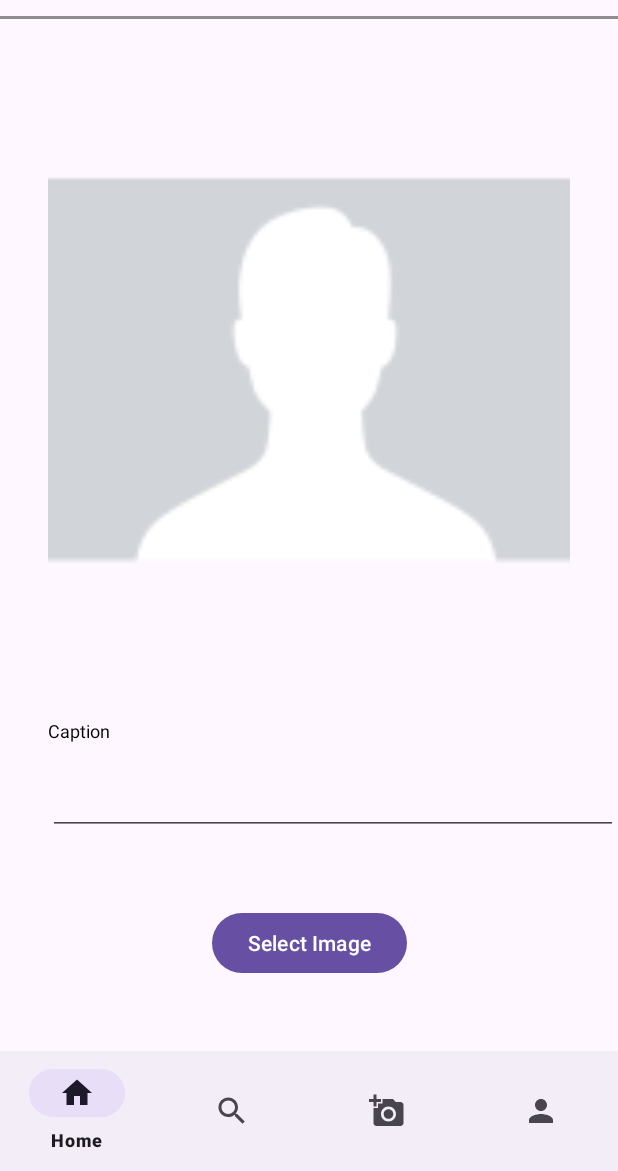
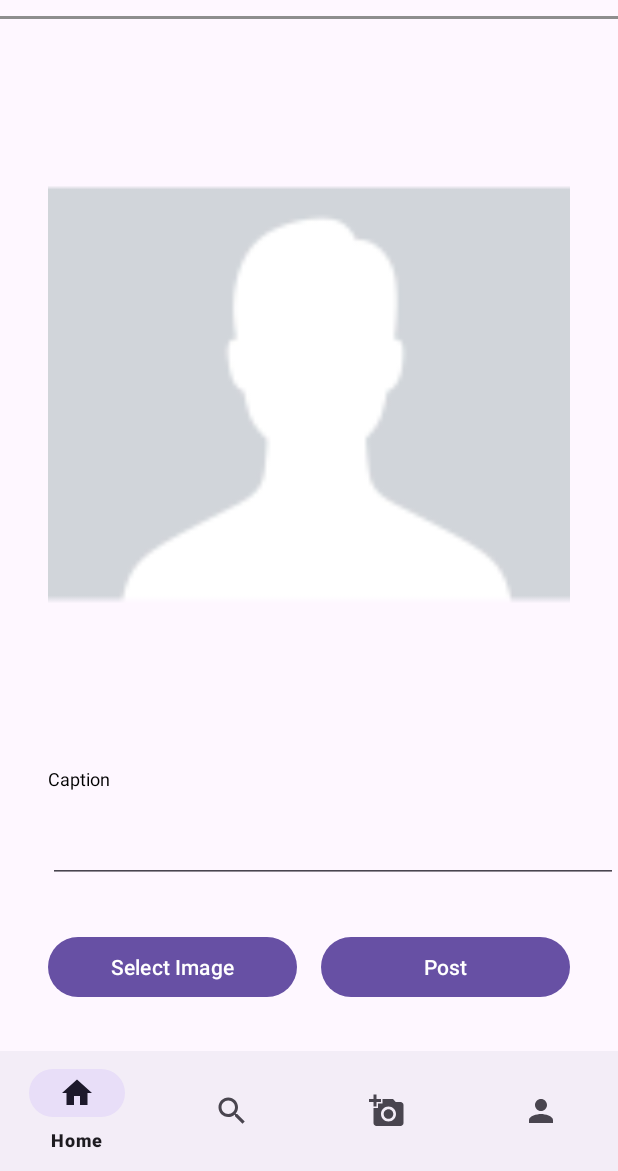
Before and after one commit to stym-rj/Social-Media-App, an Android app: the fragment FragmentPost placed in its activity, on a phone screen of 412 x 824 dp, the part 65-1236 px from its top. Run offline under Robolectric (Android 15) with nearby library versions, the phone set to English and light mode, and no system bars; our stand-ins replace Firebase (no records; nobody signed in at launch, a user with empty details on screens opened directly).

Commit message:
done with MainActivity Post Fragment Backend. Fixed: Post class does not define a no-argument construction

```diff
--- a/app/src/main/java/com/example/data/Post.kt
+++ b/app/src/main/java/com/example/data/Post.kt
@@ -1,7 +1,7 @@
 package com.example.data
 
 data class Post(
-    val imageUrl: String,
+    val imageUrl: String = "",
     val caption: String = "",
     val likes: MutableList<String> = mutableListOf()
 )
--- a/app/src/main/java/com/example/data/User.kt
+++ b/app/src/main/java/com/example/data/User.kt
@@ -7,5 +7,5 @@ data class User (
     var followings: MutableList<String> = mutableListOf(),
     var followers: MutableList<String> = mutableListOf(),
     var profilePic: String = "",
-    val posts: MutableList<String> = mutableListOf()
+    val posts: MutableList<Post> = mutableListOf()
 )
--- a/app/src/main/java/com/example/fragments/FragmentPost.kt
+++ b/app/src/main/java/com/example/fragments/FragmentPost.kt
@@ -1,18 +1,38 @@
 package com.example.fragments
 
+import android.net.Uri
 import android.os.Bundle
 import androidx.fragment.app.Fragment
 import android.view.LayoutInflater
 import android.view.View
 import android.view.ViewGroup
-import com.example.socialmediaapp.R
+import android.widget.Toast
+import androidx.activity.result.PickVisualMediaRequest
+import androidx.activity.result.contract.ActivityResultContracts
+import com.example.data.Post
+import com.example.data.User
 import com.example.socialmediaapp.databinding.ActivityMainFragmentPostBinding
+import com.example.utils.Const
+import com.google.firebase.auth.FirebaseAuth
+import com.google.firebase.firestore.DocumentReference
+import com.google.firebase.firestore.FirebaseFirestore
+import com.google.firebase.storage.FirebaseStorage
+import com.google.firebase.storage.StorageReference
+import java.util.UUID
 
 class FragmentPost : Fragment() {
 
     private val binding by lazy {
         ActivityMainFragmentPostBinding.inflate(layoutInflater)
     }
+    private lateinit var auth: FirebaseAuth
+    private lateinit var mFireStore: FirebaseFirestore
+    private val mFirebaseStorage by lazy {
+        FirebaseStorage.getInstance()
+    }
+    private lateinit var userReference: DocumentReference
+    private lateinit var imageReference: StorageReference
+
     override fun onCreateView(
         inflater: LayoutInflater, container: ViewGroup?,
         savedInstanceState: Bundle?
@@ -20,7 +40,63 @@ class FragmentPost : Fragment() {
 
         val view = binding.root
 
+        // references from firebase
+        mFireStore = FirebaseFirestore.getInstance()
+        auth = FirebaseAuth.getInstance()
+        imageReference = mFirebaseStorage.reference.child(Const.STORAGE_POSTS)
+        userReference = mFireStore.collection(Const.FS_USERS).document(auth.currentUser?.uid ?: "")
 
+
+        lateinit var currentUser: User
+        userReference.get()
+            .addOnSuccessListener { data->
+                data.toObject(User::class.java)?.let {
+                    currentUser = it
+                }
+            }
+            .addOnFailureListener {
+
+            }
+
+        var chosenPhoto: Uri? = null
+        val profileImagePicker = registerForActivityResult(ActivityResultContracts.PickVisualMedia()) { uri ->
+            chosenPhoto = uri
+            chosenPhoto?.let{
+                binding.ivPhoto.setImageURI(chosenPhoto)
+                binding.tvError.visibility = View.GONE
+            }
+        }
+        binding.btnSelectImage.setOnClickListener {
+            // launching intent for picking image from gallery
+            profileImagePicker.launch(PickVisualMediaRequest(ActivityResultContracts.PickVisualMedia.ImageOnly))
+
+        }
+
+        binding.btnPost.setOnClickListener {
+            if (chosenPhoto != null) {
+                // upload to Firebase
+                val ref = imageReference.child(UUID.randomUUID().toString())
+                ref.putFile(chosenPhoto!!)
+                    .addOnSuccessListener {
+                        ref.downloadUrl.addOnSuccessListener {
+                            currentUser.posts.add(
+                                Post(
+                                    imageUrl = it.toString(),
+                                    caption = binding.etCaption.text.toString()
+                                )
+                            )
+                            userReference.set(currentUser)
+                            Toast.makeText(requireContext(), "Posted Successfully!", Toast.LENGTH_SHORT).show()
+                        }
+                    }
+                    .addOnFailureListener {
+
+                    }
+
+            } else {
+                binding.tvError.visibility = View.VISIBLE
+            }
+        }
 
 
 
--- a/app/src/main/java/com/example/utils/Const.kt
+++ b/app/src/main/java/com/example/utils/Const.kt
@@ -2,6 +2,6 @@ package com.example.utils
 
 object Const {
     const val FS_USERS = "Users"
-    const val FS_POST = "posts"
+    const val STORAGE_POSTS = "posts"
     const val STORAGE_PROFILE_PIC = "profilePic"
 }
--- a/app/src/main/res/layout/activity_main_fragment_post.xml
+++ b/app/src/main/res/layout/activity_main_fragment_post.xml
@@ -44,14 +44,43 @@
 
     <Button
         android:id="@+id/btnSelectImage"
-        android:layout_width="wrap_content"
+        android:layout_width="0dp"
         android:layout_height="wrap_content"
         android:text="Select Image"
-        android:layout_margin="48dp"
+        android:layout_marginStart="32dp"
+        android:layout_marginVertical="32dp"
+        android:layout_marginEnd="8dp"
         app:layout_constraintStart_toStartOf="parent"
+        app:layout_constraintEnd_toStartOf="@id/btnPost"
+        app:layout_constraintBottom_toBottomOf="parent"
+        app:layout_constraintTop_toBottomOf="@+id/etCaption" />
+
+    <Button
+        android:id="@+id/btnPost"
+        android:layout_width="0dp"
+        android:layout_height="wrap_content"
+        android:text="Post"
+        android:layout_marginEnd="32dp"
+        android:layout_marginStart="8dp"
+        android:layout_marginVertical="32dp"
+        app:layout_constraintStart_toEndOf="@id/btnSelectImage"
         app:layout_constraintEnd_toEndOf="parent"
         app:layout_constraintBottom_toBottomOf="parent"
         app:layout_constraintTop_toBottomOf="@+id/etCaption" />
 
+    <TextView
+        android:id="@+id/tvError"
+        android:layout_width="wrap_content"
+        android:layout_height="wrap_content"
+        android:text="No image is selected!"
+        android:textColor="#FF0000"
+        android:visibility="gone"
+        android:layout_marginBottom="4dp"
+        app:layout_constraintBottom_toBottomOf="parent"
+        app:layout_constraintStart_toStartOf="parent"
+        app:layout_constraintEnd_toEndOf="parent" />
+
+
+
 
 </androidx.constraintlayout.widget.ConstraintLayout>
--- a/app/src/main/res/layout/activity_main_fragment_profile_bottom_sheet.xml
+++ b/app/src/main/res/layout/activity_main_fragment_profile_bottom_sheet.xml
@@ -9,6 +9,8 @@
         android:id="@+id/ivEditProfilePic"
         android:layout_width="0dp"
         android:layout_height="0dp"
+        android:scaleType="centerCrop"
+        android:layout_marginTop="16dp"
         app:layout_constraintDimensionRatio="1:1"
         android:src="@mipmap/default_profile_pic"
         app:layout_constraintTop_toTopOf="parent"
```
Also changed, not shown: app/src/main/java/com/example/fragments/FragmentProfile.kt (+25 -6 lines).
